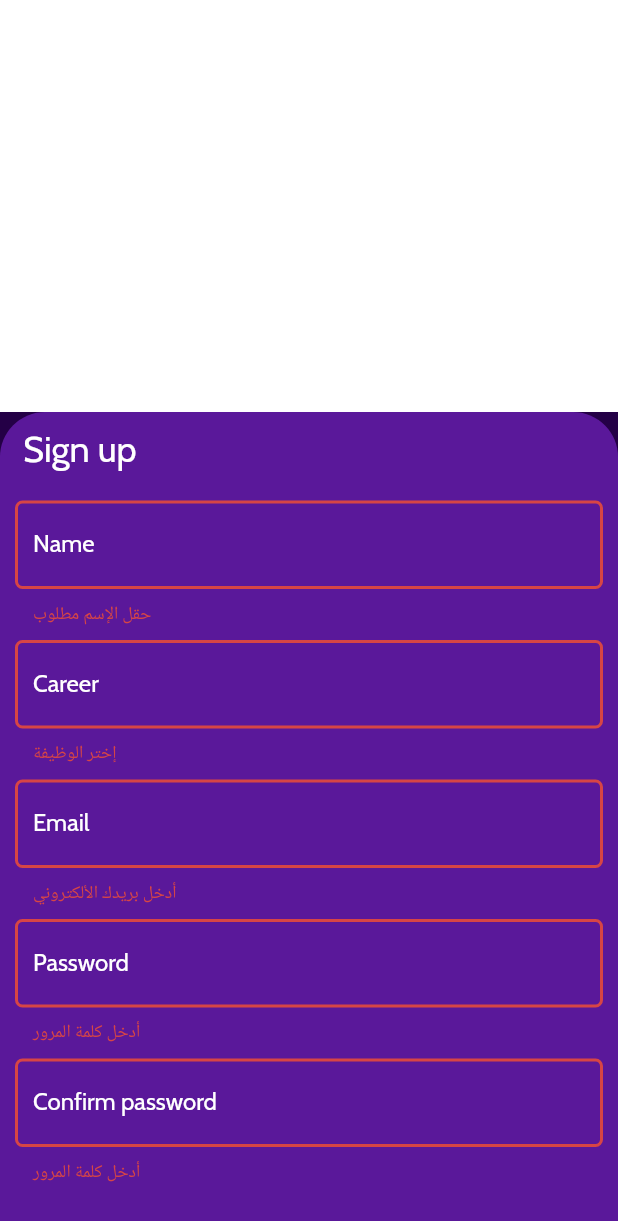
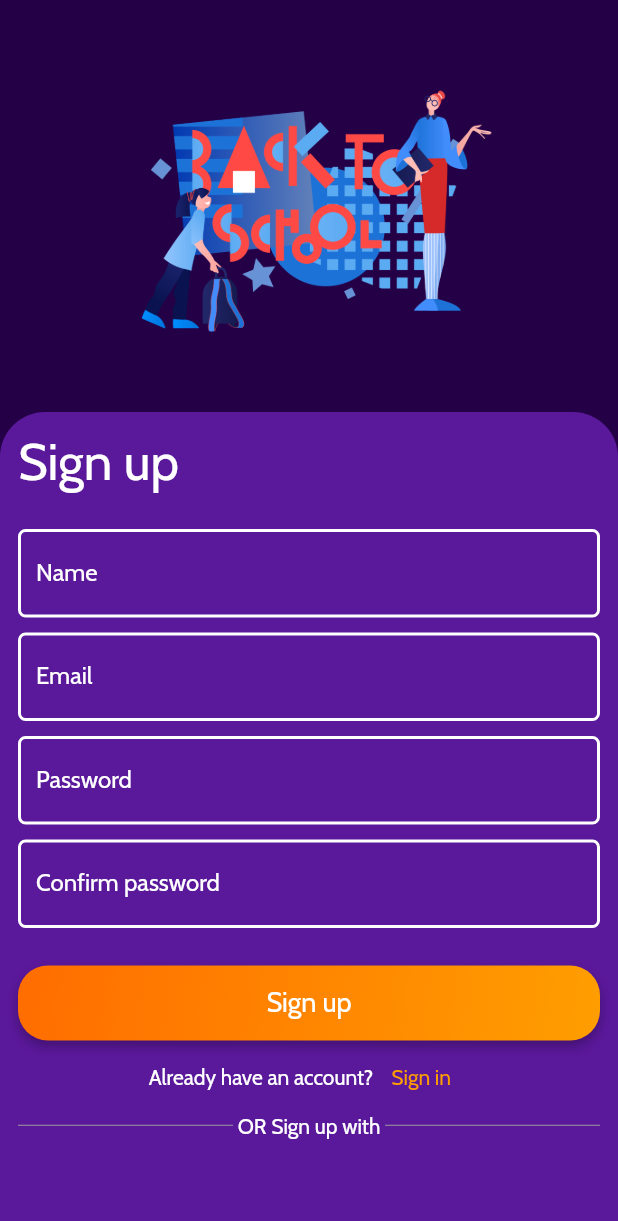
Before and after one commit to kldawad/watad_kids, a Flutter app: the SignUpScreen screen opened directly, after a tap on "Sign up", on a phone screen of 412 x 824 dp. Shown: the top 1221 px of the screen. Run offline on Flutter 3.47's test engine with Material 2 defaults, Android fonts, the phone set to English and light mode, and no system bars; our stand-ins replace get, shared_preferences; accounts and stored records are empty; network calls fail.

Commit message:
new commit

```diff
--- a/lib/binding/sign_up_binding.dart
+++ b/lib/binding/registration_binding/sign_in_binding.dart
@@ -1,7 +1,7 @@
 import 'package:get/get.dart';
-import 'package:watad_kids/controller/sign_up_controller.dart';
+import 'package:watad_kids/controller/registration_controller/sign_up_controller.dart';
 
-class SignUpBinding implements Bindings {
+class SignInBinding implements Bindings {
   @override
   void dependencies() {
     Get.lazyPut<SignUpController>(() => SignUpController());
--- /dev/null
+++ b/lib/controller/registration_controller/sign_in_controller.dart
@@ -0,0 +1,5 @@
+import 'package:get/get.dart';
+
+class SignInController extends GetxController {
+  static SignInController get to => Get.find();
+}
--- a/lib/controller/sign_up_controller.dart
+++ b/lib/controller/registration_controller/sign_up_controller.dart
@@ -9,6 +9,7 @@ class SignUpController extends GetxController {
   final formKey = GlobalKey<FormState>();
   final myFocusNodes = <FocusNode>[].obs;
   final myTextEditingControllers = <TextEditingController>[].obs;
+  final counter = 0.obs;
 
   void unFocusFields() {
     for (var element in myFocusNodes) {
@@ -21,7 +22,6 @@ class SignUpController extends GetxController {
 
   final registrationFields = [
     "Name",
-    "Career",
     "Email",
     "Password",
     "Confirm password",
@@ -30,6 +30,7 @@ class SignUpController extends GetxController {
   @override
   void onInit() {
     myFocusNodes.value = List.generate(5, (index) => FocusNode());
+    ever(counter, (value) => print("HELLO"));
     myTextEditingControllers.value = List.generate(5, (index) => TextEditingController());
     super.onInit();
   }
--- a/lib/ui/screen/home_screen.dart
+++ b/lib/ui/screen/home_screen.dart
@@ -7,6 +7,7 @@ import 'package:watad_kids/ui/widgets/slider_indicator.dart';
 
 class HomeScreen extends StatelessWidget {
   HomeScreen({Key? key}) : super(key: key);
+  final controller = Get.lazyPut(() => HomeController());
 
   final imageUrl = [
     "https://www.redbytes.in/wp-content/uploads/2016/07/15-Best-Free-Reading-Apps-For-Kids.jpg",
--- a/lib/ui/screen/registration_screen/sign_up_screen.dart
+++ b/lib/ui/screen/registration_screen/sign_up_screen.dart
@@ -1,82 +1,28 @@
 import 'package:flutter/material.dart';
 import 'package:get/get.dart';
-import 'package:watad_kids/controller/sign_up_controller.dart';
+import 'package:watad_kids/controller/registration_controller/sign_up_controller.dart';
+import 'package:watad_kids/ui/widgets/custom_elevated_button.dart';
 import 'package:watad_kids/ui/widgets/custom_text_form_field.dart';
 import 'package:watad_kids/utils/theme/material_theme.dart';
 
 class SignUpScreen extends StatelessWidget {
   const SignUpScreen({Key? key}) : super(key: key);
 
-  Widget buildRegistrationFields({
-    required String title,
-    required FocusNode focusNode,
-    required int index,
-    required List<TextEditingController> controller,
-  }) {
-    return CustomTextFormField(
-      obscureText: index == 3 || index == 4 ? true : false,
-      controller: controller[index],
-      onTap: () {
-        SignUpController.to.myFocusNodes.refresh();
-      },
-      validator: (String? value) {
-        if (index == 0) {
-          if (value!.isEmpty) {
-            return "حقل الإسم مطلوب";
-          }
-        } else if (index == 1) {
-          if (value!.isEmpty) {
-            return "إختر الوظيفة";
-          }
-        } else if (index == 2) {
-          if (value!.isEmpty) {
-            return "أدخل بريدك الألكتروني";
-          } else if (!SignUpController.to.emailRegExp.value.hasMatch(value)) {
-            return "بريد ألكتروني غير معروف";
-          }
-        } else if (index == 3) {
-          if (value!.isEmpty) {
-            return "أدخل كلمة المرور";
-          } else if (value.length < 6) {
-            return "يجب أن تحتوي كلمة المرور على 6 رموز على الأقل";
-          }
-        } else if (index == 4) {
-          if (value!.isEmpty) {
-            return "أدخل كلمة المرور";
-          } else if (value != controller[3].text) {
-            return "كلمة المرور غير متطابقة";
-          }
-        } else {
-          return null;
-        }
-        return null;
-      },
-      focusNode: focusNode,
-      label: title,
-      labelStyle: TextStyle(color: focusNode.hasFocus ? Colors.orange : Colors.white),
-      keyboardType: index == 0
-          ? TextInputType.name
-          : index == 2
-              ? TextInputType.emailAddress
-              : null,
-    );
-  }
-
   @override
   Widget build(BuildContext context) {
-    return Obx(
-      () => Scaffold(
-        body: Column(
+    return Scaffold(
+      body: SafeArea(
+        child: Column(
           children: [
-            Expanded(
-              child: Container(
-                color: Colors.white,
+            Flexible(
+              child: Image.asset(
+                "assets/clip-teacher-and-student-are-back-to-school.png",
               ),
             ),
             Expanded(
               flex: 2,
               child: Container(
-                padding: EdgeInsets.symmetric(horizontal: 10, vertical: 10),
+                padding: EdgeInsets.all(12),
                 decoration: BoxDecoration(
                   color: kMediumViolet,
                   borderRadius: BorderRadius.vertical(
@@ -84,52 +30,61 @@ class SignUpScreen extends StatelessWidget {
                   ),
                 ),
                 child: SingleChildScrollView(
-                  child: Form(
-                    key: SignUpController.to.formKey,
+                  physics: BouncingScrollPhysics(),
                   child: Column(
-                      crossAxisAlignment: CrossAxisAlignment.stretch,
+                    crossAxisAlignment: CrossAxisAlignment.start,
                     children: [
                       Text(
-                          " Sign up ",
-                          style: Theme.of(context).textTheme.headline5,
+                        "Sign up",
+                        style: Theme.of(context).textTheme.headline4,
                       ),
                       SizedBox(
                         height: 20,
                       ),
-                        ...SignUpController.to.registrationFields.map<Widget>((String field) {
-                          final index = SignUpController.to.registrationFields.indexOf(field);
-                          return buildRegistrationFields(
-                            title: field,
+                      ...SignUpController.to.registrationFields.map((element) {
+                        final index = SignUpController.to.registrationFields.indexOf(element);
+                        return Obx(
+                          () => Padding(
+                            padding: const EdgeInsets.symmetric(vertical: 5),
+                            child: CustomTextFormField(
+                              onTap: () {
+                                SignUpController.to.counter.value++;
+                                print("myIndex:: ${SignUpController.to.myFocusNodes[index].hasFocus}");
+                              },
                               focusNode: SignUpController.to.myFocusNodes[index],
-                            index: index,
-                            controller: SignUpController.to.myTextEditingControllers,
+                              label: element,
+                              labelColor: SignUpController.to.myFocusNodes[index].hasFocus ? kMediumOrange : Colors.white,
+                            ),
+                          ),
                         );
                       }).toList(),
                       SizedBox(
-                          height: 15,
+                        height: 20,
                       ),
-                        OutlinedButton(
-                          child: Text('Sign up'),
-                          onPressed: () {
-                            if (SignUpController.to.formKey.currentState!.validate()) {
-                              SignUpController.to.unFocusFields();
-                            }
-                          },
-                        ),
-                        SizedBox(
-                          height: 10,
+                      CustomElevatedButton(
+                        buttonText: "Sign up",
+                        width: double.infinity,
+                        onPressed: () {},
                       ),
                       Row(
+                        mainAxisAlignment: MainAxisAlignment.center,
                         children: [
                           Text("Already have an account?"),
                           TextButton(
+                            onPressed: () {},
                             child: Text("Sign in"),
-                              onPressed: () {},
                           ),
                         ],
                       ),
+                      Row(
+                        children: <Widget>[
+                          Expanded(child: Divider()),
+                          Text(" OR Sign up with "),
+                          Expanded(child: Divider()),
                         ],
                       ),
+                      // GoogleSignInIconButton(clientId: ""),
+                    ],
                   ),
                 ),
               ),
--- a/lib/ui/screen/welcome_screen.dart
+++ b/lib/ui/screen/welcome_screen.dart
@@ -1,7 +1,6 @@
 import 'package:flutter/material.dart';
 import 'package:get/get.dart';
 import 'package:watad_kids/ui/screen/home_screen.dart';
-import 'package:watad_kids/ui/screen/registration_screen/sign_up_screen.dart';
 import 'package:watad_kids/ui/widgets/custom_elevated_button.dart';
 
 class WelcomeScreen extends StatelessWidget {
@@ -37,9 +36,7 @@ class WelcomeScreen extends StatelessWidget {
                     CustomElevatedButton(
                       buttonText: "Sign up",
                       width: 150,
-                      onPressed: () {
-                        Get.to(() => SignUpScreen());
-                      },
+                      onPressed: () {},
                     ),
                   ],
                 ),
--- a/lib/ui/widgets/custom_text_form_field.dart
+++ b/lib/ui/widgets/custom_text_form_field.dart
@@ -1,95 +1,49 @@
-import 'dart:ui' as ui;
-
 import 'package:flutter/material.dart';
-import 'package:flutter/services.dart';
 
 class CustomTextFormField extends StatelessWidget {
   final TextInputType? keyboardType;
-  final String? hintText;
   final bool obscureText;
-  final Widget? prefixIcon;
-  final int? maxLines;
-  final String? labelText;
   final String? Function(String?)? validator;
   final TextEditingController? controller;
-  final Function(String)? onChanged;
-  final String? prefixText;
-  final ui.TextDirection? textDirection;
-  final int? maxLength;
-  final List<TextInputFormatter>? inputFormatters;
+  final FocusNode? focusNode;
+  final String label;
+  final Color labelColor;
   final Function()? onTap;
-  final FocusNode? focusNode;
-  final int? minLines;
-  final Widget? suffixIcon;
-  final EdgeInsetsGeometry? padding;
-  final bool? readOnly;
-  final String? label;
-  final TextStyle? labelStyle;
 
   const CustomTextFormField({
     Key? key,
     this.keyboardType,
-    this.hintText,
-    this.onChanged,
     this.obscureText = false,
-    this.prefixIcon,
-    this.maxLines = 1,
-    this.labelText,
     this.validator,
     this.controller,
-    this.prefixText,
-    this.textDirection = TextDirection.ltr,
-    this.maxLength,
-    this.inputFormatters,
+    this.focusNode,
+    required this.label,
+    required this.labelColor,
     this.onTap,
-    this.focusNode,
-    this.minLines,
-    this.suffixIcon,
-    this.padding,
-    this.readOnly = false,
-    this.label,
-    this.labelStyle = const TextStyle(color: Colors.black),
   }) : super(key: key);
 
   @override
   Widget build(BuildContext context) {
-    return Padding(
-      padding: EdgeInsets.only(bottom: 10),
-      child: TextFormField(
-        // cursorColor: Theme.of(context).primaryColor,
-        // style: TextStyle(color: Colors.black),
-        readOnly: readOnly!,
+    return TextFormField(
       onTap: onTap,
       focusNode: focusNode,
-        inputFormatters: inputFormatters,
-        textDirection: textDirection,
-        onChanged: onChanged,
+      textDirection: TextDirection.ltr,
       controller: controller,
       validator: validator,
-        minLines: minLines,
-        maxLines: maxLines,
-        maxLength: maxLength,
       obscureText: obscureText,
       keyboardType: keyboardType,
       decoration: InputDecoration(
-          label: Text(label!),
-          contentPadding: padding,
-          prefixIcon: prefixIcon,
-          prefixText: prefixText,
-          suffixIcon: suffixIcon,
-          hintText: hintText,
-          helperStyle: TextStyle(color: Colors.white),
-          labelText: labelText,
-          labelStyle: labelStyle,
-          prefixStyle: TextStyle(color: Colors.grey),
-          hintStyle: TextStyle(
-            color: Colors.grey,
-          ),
+        label: Text(label),
+        labelStyle: TextStyle(color: labelColor),
         enabledBorder: OutlineInputBorder(
           borderRadius: BorderRadius.circular(5),
-            // borderSide: BorderSide(color: Colors.black, width: 2),
+          borderSide: BorderSide(color: Colors.white, width: 2),
         ),
         focusedBorder: OutlineInputBorder(
+          borderRadius: BorderRadius.circular(5),
+          borderSide: BorderSide(color: Theme.of(context).colorScheme.primary, width: 2),
+        ),
+        disabledBorder: OutlineInputBorder(
           borderRadius: BorderRadius.circular(5),
           borderSide: BorderSide(color: Theme.of(context).colorScheme.primary, width: 2),
         ),
@@ -103,7 +57,6 @@ class CustomTextFormField extends StatelessWidget {
         ),
         errorStyle: TextStyle(color: Color(0xFFD74545)),
       ),
-      ),
     );
   }
 }
--- a/lib/utils/theme/material_theme.dart
+++ b/lib/utils/theme/material_theme.dart
@@ -33,6 +33,7 @@ class AppThemeData {
         subtitle1: TextStyle(color: Colors.white),
         subtitle2: TextStyle(color: Colors.white),
         headline5: TextStyle(color: Colors.white),
+        headline4: TextStyle(color: Colors.white),
         headlineLarge: TextStyle(color: Colors.white),
       ),
     );
--- a/pubspec.yaml
+++ b/pubspec.yaml
@@ -38,6 +38,8 @@ dependencies:
   shared_preferences: ^2.0.13
   material_color_utilities: ^0.1.3
   fluttertoast: ^8.0.9
+  flutterfire_ui: ^0.3.6+1
+  firebase_core: ^1.13.1
 
 
 dev_dependencies:
```
Also changed, not shown: lib/binding/registration_binding/sign_up_binding.dart (added, +9 -0 lines), lib/main.dart (+4 -3 lines), lib/ui/screen/registration_screen/intro_screen.dart (added, +95 -0 lines), lib/ui/screen/registration_screen/sign_in_screen.dart (+97 -0 lines), lib/ui/screen/sign_up.dart (deleted, +0 -228 lines), lib/ui/widgets/intro_button.dart (added, +43 -0 lines), assets/clip-teacher-and-student-are-back-to-school.png (added), assets/fabulous-fatal-error-1.png (added), pubspec.lock. Lines whose indentation alone changed are shown as unchanged.
